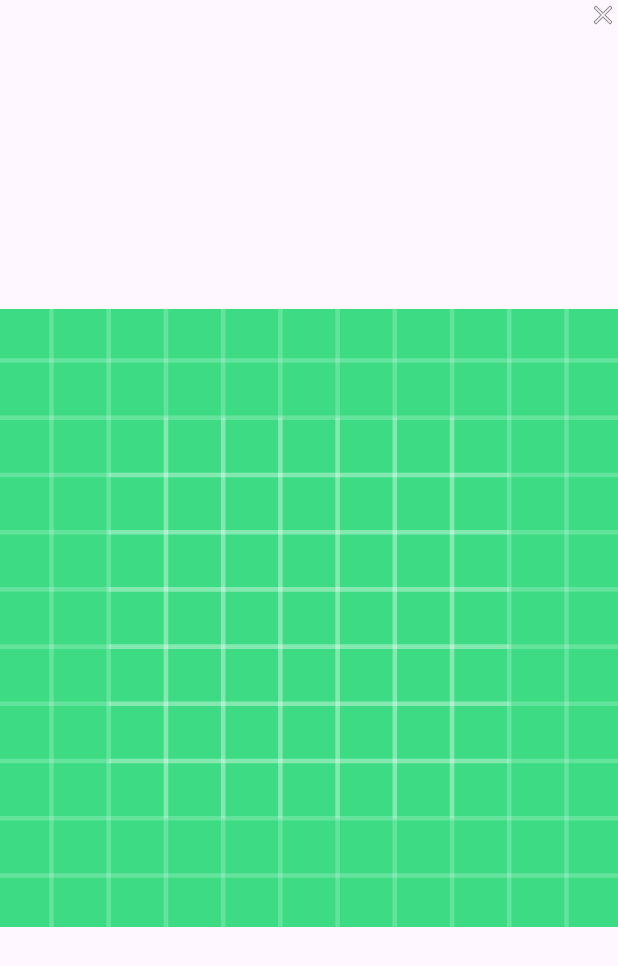
After one commit to azzazichka/Olimpi, an Android app: the layout attachment_list_item.xml on its own in the app's theme, with its tools: preview values and no code run, on a phone screen of 412 x 824 dp. The commit adds this screen. Shown: the top 966 px of the screen. Run offline under Robolectric (Android 15) with nearby library versions, the phone set to English and light mode, and no system bars; network calls fail.

Commit message:
Create: not tested Attachment recycler view, without adding images

```diff
--- a/androidApp/app/src/main/java/com/example/androidApp/presenter/server/service/AchievementApi.java
+++ b/androidApp/app/src/main/java/com/example/androidApp/presenter/server/service/AchievementApi.java
@@ -16,6 +16,9 @@ public interface AchievementApi {
     @GET("/api/achievements")
     Single<List<Achievement>> getAchievements();
 
+    @GET("/api/achievements/get_one")
+    Single<Achievement> getAchievement(@Query("userId") Long userId, @Query("contestId") Long contestId);
+
     @POST("/api/achievements")
     Single<ResponseBody> createAchievement(@Body Achievement achievement);
 
--- a/androidApp/app/src/main/java/com/example/androidApp/view/profile/achievements/AchievementsFragment.java
+++ b/androidApp/app/src/main/java/com/example/androidApp/view/profile/achievements/AchievementsFragment.java
@@ -14,6 +14,7 @@ import androidx.recyclerview.widget.StaggeredGridLayoutManager;
 
 import com.example.androidApp.RecyclerViewInterface;
 import com.example.androidApp.model.entity.Contest;
+import com.example.androidApp.model.entity.UserEvent;
 import com.example.androidApp.presenter.server.RequestGenerator;
 import com.example.androidApp.presenter.server.ServiceGenerator;
 import com.example.androidApp.presenter.server.requests.ContestRequests;
@@ -69,7 +70,6 @@ public class AchievementsFragment extends Fragment implements RecyclerViewInterf
     public void onItemClick(int position) {
         Contest clickedContest = adapter.getContests().get(position);
         UserEventApi userEventApi = ServiceGenerator.createService(UserEventApi.class);
-
         compositeDisposable.add(
                 RequestGenerator.getInstance().makeApiCall(
                         userEventApi.getUserEvent(UserAuth.getInstance().getUser().getId(), clickedContest.getId()),
--- a/androidApp/app/src/main/java/com/example/androidApp/view/profile/achievements/attachment_list/DiffCallbackAttachment.java
+++ /dev/null
@@ -1,4 +0,0 @@
-package com.example.androidApp.view.profile.achievements.attachment_list;
-
-public class DiffCallbackAttachment {
-}
--- /dev/null
+++ b/androidApp/app/src/main/res/layout/attachment_list_item.xml
@@ -0,0 +1,22 @@
+<?xml version="1.0" encoding="utf-8"?>
+<androidx.constraintlayout.widget.ConstraintLayout xmlns:android="http://schemas.android.com/apk/res/android"
+    android:layout_width="match_parent"
+    android:layout_height="match_parent"
+    xmlns:tools="http://schemas.android.com/tools"
+    xmlns:app="http://schemas.android.com/apk/res-auto">
+
+    <ImageView
+        android:id="@+id/attachment_image"
+        android:layout_width="match_parent"
+        android:layout_height="match_parent"
+        android:src="@drawable/ic_launcher_background"/>
+
+    <ImageButton
+        android:id="@+id/delete_attachment_btn"
+        android:layout_width="20dp"
+        android:layout_height="20dp"
+        android:background="@android:drawable/ic_menu_close_clear_cancel"
+        app:layout_constraintEnd_toEndOf="parent"
+        app:layout_constraintTop_toTopOf="parent" />
+
+</androidx.constraintlayout.widget.ConstraintLayout>
--- a/server/src/main/java/com/example/server/ServerApplication.java
+++ b/server/src/main/java/com/example/server/ServerApplication.java
@@ -3,6 +3,7 @@ package com.example.server;
 import org.springframework.boot.SpringApplication;
 import org.springframework.boot.autoconfigure.SpringBootApplication;
 import org.springframework.context.annotation.PropertySource;
+
 
 @PropertySource("classpath:database.properties")
 @SpringBootApplication
--- a/server/src/main/java/com/example/server/repository/achievement/AchievementRepository.java
+++ b/server/src/main/java/com/example/server/repository/achievement/AchievementRepository.java
@@ -10,5 +10,5 @@ public interface AchievementRepository extends JpaRepository<Achievement, Long>
     List<Achievement> findAllByUserId(Long user_id);
 
     @Query(value = "SELECT * FROM achievements WHERE user_id = :userId AND contest_id = :contestId", nativeQuery = true)
-    Long findByUserIdAndContestId(Long userId, Long contestId);
+    Achievement findByUserIdAndContestId(Long userId, Long contestId);
 }
```
Also changed, not shown: androidApp/app/src/main/java/com/example/androidApp/presenter/server/service/AttachmentApi.java (+11 -0 lines), androidApp/app/src/main/java/com/example/androidApp/view/contest_search/contest_list/ContestAdapter.java (+5 -8 lines), androidApp/app/src/main/java/com/example/androidApp/view/profile/achievements/AchievementInfoFragment.java (+32 -1 lines), androidApp/app/src/main/java/com/example/androidApp/view/profile/achievements/attachment_list/AttachmentAdapter.java (+90 -1 lines), androidApp/app/src/main/res/layout/attachment_list_btn.xml (added, +10 -0 lines), server/src/main/java/com/example/server/controller/AchievementController.java (+7 -2 lines), server/src/main/java/com/example/server/controller/AttachmentController.java (+5 -3 lines), server/src/main/java/com/example/server/service/AchievementService.java (+3 -4 lines).
